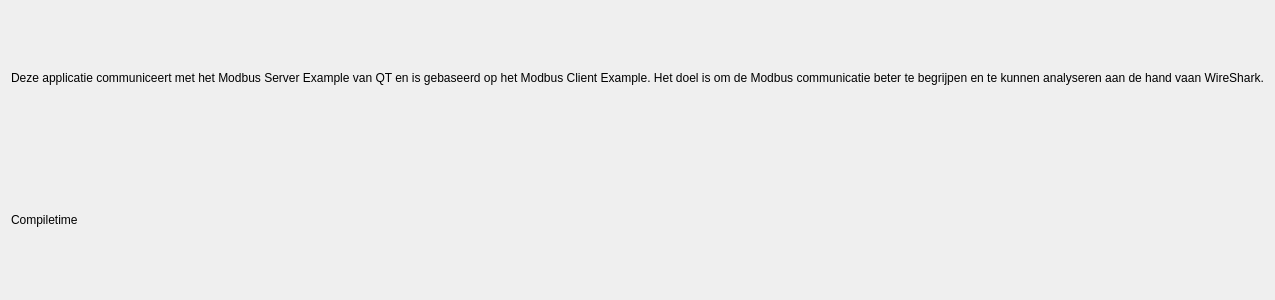
This is Modbus_Testopstelling1/about.ui in robbe000/Modbus_Testopstelling1 as Qt 5 draws it before an edit. The edited form follows.
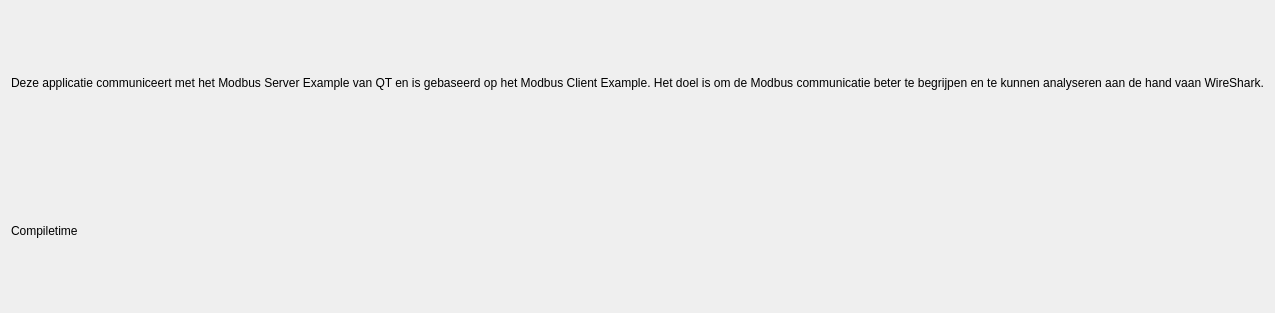
This is the edited form.

The edit to the form file:
```diff
--- a/Modbus_Testopstelling1/about.ui
+++ b/Modbus_Testopstelling1/about.ui
@@ -6,8 +6,8 @@
    <rect>
     <x>0</x>
     <y>0</y>
-    <width>400</width>
-    <height>300</height>
+    <width>1135</width>
+    <height>313</height>
    </rect>
   </property>
   <property name="windowTitle">
```
